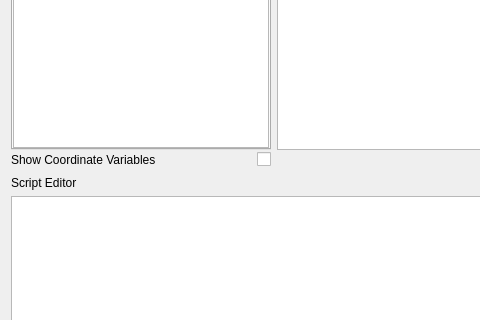
This is apps/vaporgui/PythonVariablesGUI.ui in StasJ/vapor-formatted as Qt 5 draws it before an edit; both pictures show x 0 to 480 and y 189 to 509 of the 591 by 617 pixel window. The edited form follows.
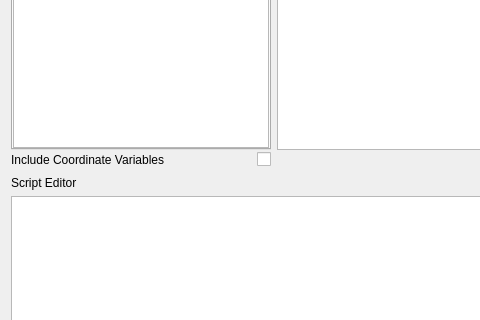
This is the edited form.

```diff
--- a/apps/vaporgui/PythonVariablesGUI.ui
+++ b/apps/vaporgui/PythonVariablesGUI.ui
@@ -658,7 +658,7 @@
                <item>
                 <widget class="QLabel" name="label_3">
                  <property name="text">
-                  <string>Show Coordinate Variables</string>
+                  <string>Include Coordinate Variables</string>
                  </property>
                 </widget>
                </item>
```
